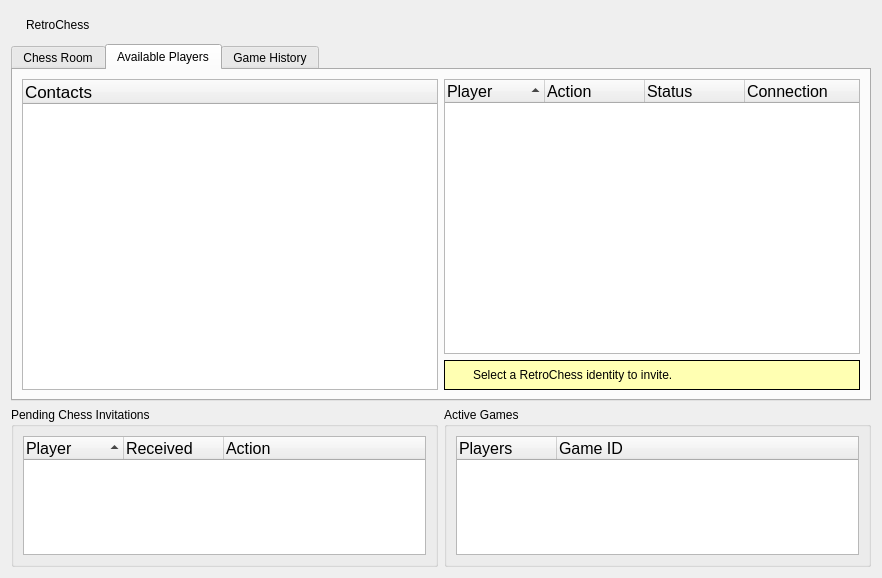
Old version of the form gui/NEMainpage.ui in the repository RetroShare/RetroChess.
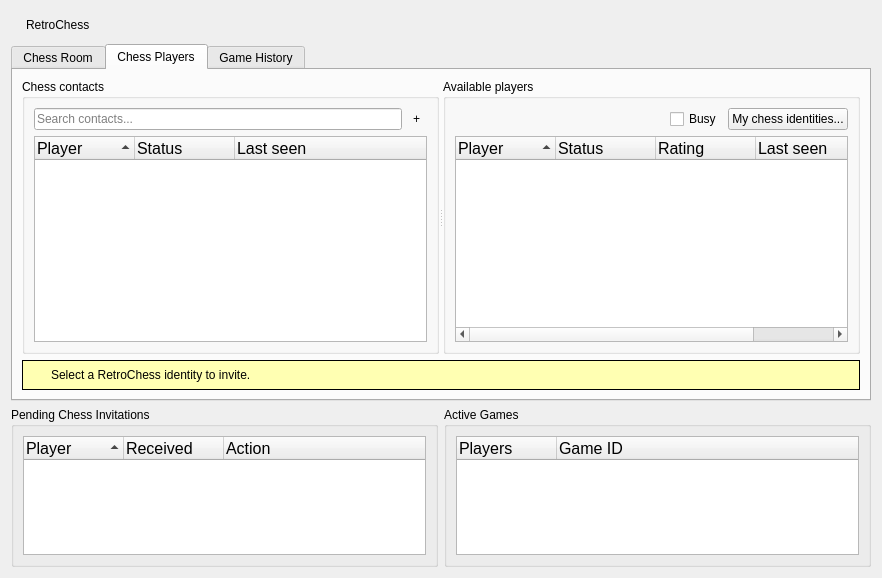
New version of the form. The open tabs and pages were chosen to show the change. Icons and pictures are not drawn.

Commit message: feat(RetroChess): Add chess contacts management and player UI improvements

```diff
--- a/gui/NEMainpage.ui
+++ b/gui/NEMainpage.ui
@@ -205,31 +205,151 @@
      </widget>
      <widget class="QWidget" name="availablePlayersTab">
       <attribute name="title">
-       <string>Available Players</string>
+       <string>Chess Players</string>
       </attribute>
-      <layout class="QGridLayout" name="gridLayout_2">
-       <item row="0" column="0">
-        <widget class="QTreeWidget" name="contactstreeWidget">
+      <layout class="QVBoxLayout" name="availablePlayersTabLayout">
+       <property name="spacing">
+        <number>6</number>
+       </property>
+       <item>
+        <widget class="QSplitter" name="playersSplitter">
+         <property name="sizePolicy">
+          <sizepolicy hsizetype="Expanding" vsizetype="Expanding">
+           <horstretch>0</horstretch>
+           <verstretch>1</verstretch>
+          </sizepolicy>
+         </property>
+         <property name="orientation">
+          <enum>Qt::Horizontal</enum>
+         </property>
+         <property name="childrenCollapsible">
+          <bool>false</bool>
+         </property>
+         <widget class="QGroupBox" name="savedContactsGroup">
+          <property name="title">
+           <string>Chess contacts</string>
+          </property>
+          <layout class="QVBoxLayout" name="savedContactsLayout">
+           <item>
+            <layout class="QHBoxLayout" name="contactSearchLayout">
+             <property name="spacing">
+              <number>4</number>
+             </property>
+             <item>
+              <widget class="QLineEdit" name="contactSearchEdit">
+               <property name="placeholderText">
+                <string>Search contacts...</string>
+               </property>
+               <property name="clearButtonEnabled">
+                <bool>true</bool>
+               </property>
+              </widget>
+             </item>
+             <item>
+              <widget class="QToolButton" name="addChessPlayerButton">
+               <property name="toolTip">
+                <string>Add Chess player</string>
+               </property>
+               <property name="text">
+                <string>+</string>
+               </property>
+               <property name="icon">
+                <iconset resource="RetroChess_images.qrc">
+                 <normaloff>:/images/add.png</normaloff>:/images/add.png</iconset>
+               </property>
+               <property name="iconSize">
+                <size>
+                 <width>24</width>
+                 <height>24</height>
+                </size>
+               </property>
+               <property name="autoRaise">
+                <bool>true</bool>
+               </property>
+              </widget>
+             </item>
+            </layout>
+           </item>
+           <item>
+            <widget class="QTreeWidget" name="savedContacts">
          <property name="font">
           <font>
-           <pointsize>13</pointsize>
-          </font>
-         </property>
+               <pointsize>12</pointsize>
+              </font>
+             </property>
+             <property name="alternatingRowColors">
+              <bool>true</bool>
+             </property>
+             <property name="selectionMode">
+              <enum>QAbstractItemView::SingleSelection</enum>
+             </property>
          <property name="selectionBehavior">
-          <enum>QAbstractItemView::SelectItems</enum>
-         </property>
+              <enum>QAbstractItemView::SelectRows</enum>
+             </property>
+             <property name="rootIsDecorated">
+              <bool>false</bool>
+             </property>
+             <property name="sortingEnabled">
+              <bool>true</bool>
+             </property>
          <column>
           <property name="text">
-           <string>Contacts</string>
-          </property>
-         </column>
-        </widget>
-       </item>
-       <item row="0" column="1">
-        <layout class="QVBoxLayout" name="verticalLayout">
-         <property name="spacing">
-          <number>6</number>
-         </property>
+               <string>Player</string>
+              </property>
+             </column>
+             <column>
+              <property name="text">
+               <string>Status</string>
+              </property>
+             </column>
+             <column>
+              <property name="text">
+               <string>Last seen</string>
+              </property>
+             </column>
+            </widget>
+           </item>
+          </layout>
+         </widget>
+         <widget class="QGroupBox" name="availablePlayersGroup">
+          <property name="title">
+           <string>Available players</string>
+          </property>
+          <layout class="QVBoxLayout" name="availablePlayersListLayout">
+           <item>
+            <layout class="QHBoxLayout" name="playerToolsLayout">
+             <item>
+              <spacer name="horizontalSpacer">
+               <property name="orientation">
+                <enum>Qt::Horizontal</enum>
+               </property>
+               <property name="sizeHint" stdset="0">
+                <size>
+                 <width>40</width>
+                 <height>20</height>
+                </size>
+               </property>
+              </spacer>
+             </item>
+             <item>
+              <widget class="QCheckBox" name="busyCheckBox">
+               <property name="toolTip">
+                <string>Tell other chess players that you are not available for a new game.</string>
+               </property>
+               <property name="text">
+                <string>Busy</string>
+               </property>
+              </widget>
+             </item>
+             <item>
+              <widget class="QPushButton" name="identitiesButton">
+               <property name="text">
+                <string>My chess identities...</string>
+               </property>
+              </widget>
+             </item>
+            </layout>
+           </item>
          <item>
           <widget class="QTreeWidget" name="availablePlayers">
            <property name="font">
@@ -251,11 +371,6 @@
              <string>Player</string>
             </property>
            </column>
-           <column>
-            <property name="text">
-             <string>Action</string>
-            </property>
-           </column>
            <column>
             <property name="text">
              <string>Status</string>
@@ -263,13 +378,33 @@
            </column>
            <column>
             <property name="text">
-             <string>Connection</string>
-            </property>
-           </column>
+               <string>Rating</string>
+              </property>
+             </column>
+             <column>
+              <property name="text">
+               <string>Last seen</string>
+              </property>
+             </column>
+             <column>
+              <property name="text">
+               <string>Invitation</string>
+              </property>
+             </column>
+            </widget>
+           </item>
+          </layout>
+         </widget>
           </widget>
          </item>
          <item>
           <widget class="QFrame" name="info_Frame">
+         <property name="sizePolicy">
+          <sizepolicy hsizetype="Preferred" vsizetype="Maximum">
+           <horstretch>0</horstretch>
+           <verstretch>0</verstretch>
+          </sizepolicy>
+         </property>
            <property name="palette">
             <palette>
              <active>
@@ -450,8 +585,6 @@
           </widget>
          </item>
         </layout>
-       </item>
-      </layout>
      </widget>
      <widget class="QWidget" name="gameHistoryTab">
       <attribute name="title">
```
Left out of the diff: 206 changed lines with no effect on the pictures. Lines whose indentation alone changed are shown as unchanged. The commit also changes 14 other files.
